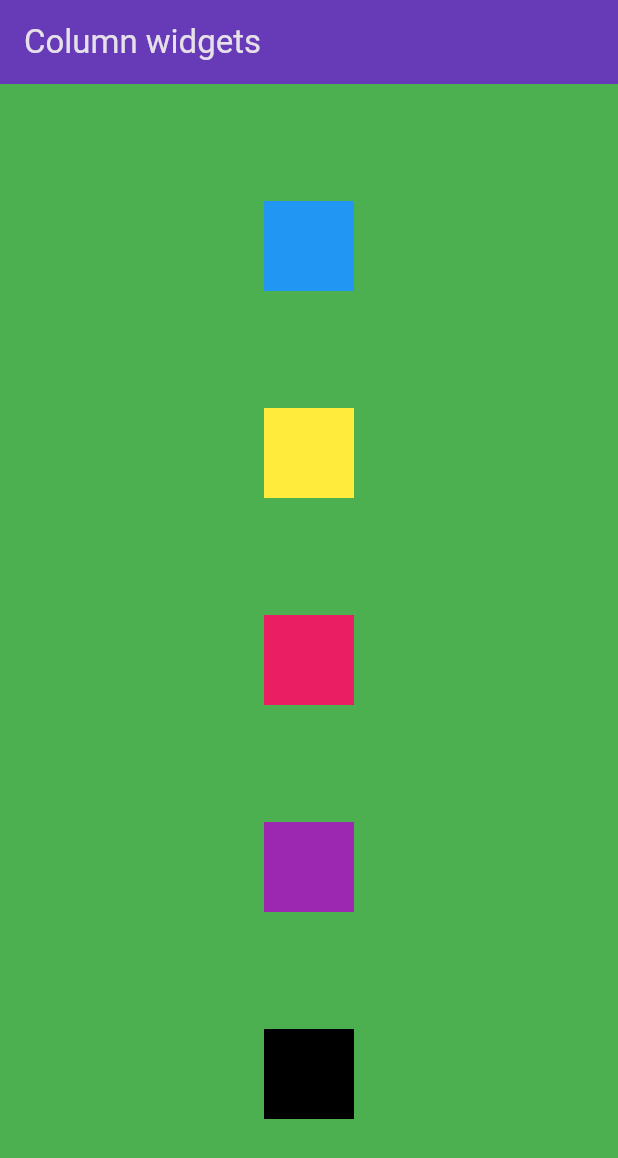
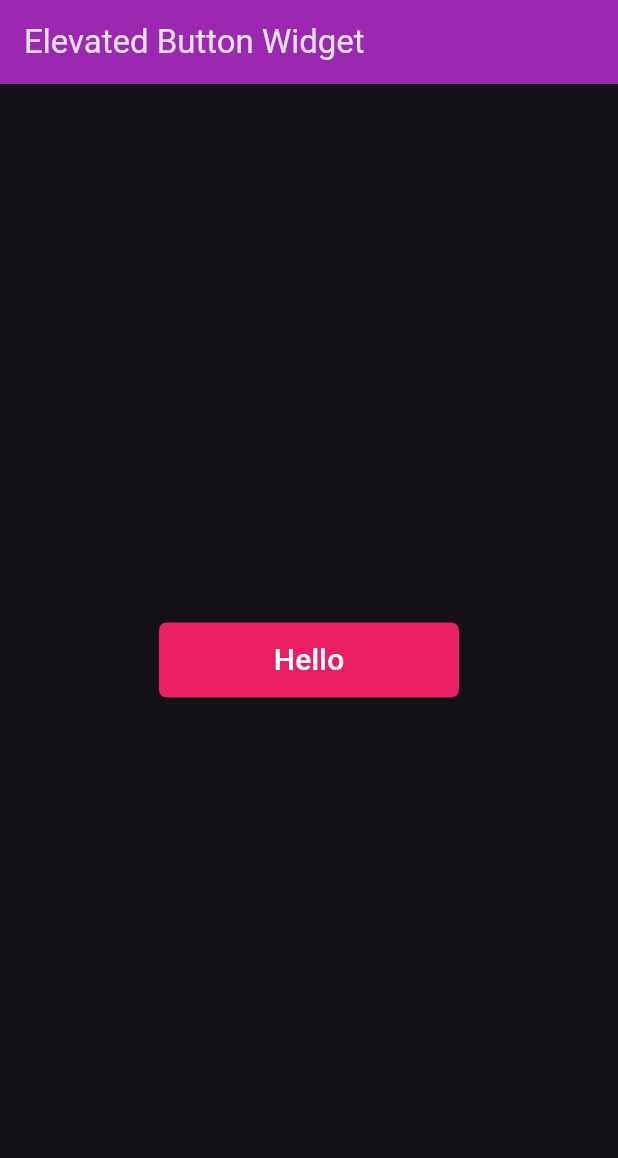
Before and after one commit to mahmud5658/flutter_resources, a Flutter app: the screen it shows after launch, on a phone screen of 412 x 824 dp. Shown: the top 1158 px of the screen. Run offline on Flutter 3.47's test engine with Material 3 defaults, Android fonts, the phone set to English and light mode, and no system bars.

Commit message:
flutter resources

```diff
--- a/lib/main.dart
+++ b/lib/main.dart
@@ -1,5 +1,7 @@
 import 'package:flutter/material.dart';
-import 'package:flutter_resources/widgets/column.dart';
+import 'package:flutter_resources/widgets/elevated_button.dart';
+// import 'package:flutter_resources/widgets/column.dart';
+// import 'package:flutter_resources/widgets/text_button.dart';
 // import 'package:flutter_resources/widgets/container.dart';
 // import 'package:flutter_resources/widgets/rows.dart';
 // import 'package:flutter_resources/widgets/wrap.dart';
@@ -17,11 +19,12 @@ class MyApp extends StatelessWidget {
     return MaterialApp(
       debugShowCheckedModeBanner: false,
       theme: ThemeData(
-        primaryColor: Colors.deepPurple,
-        appBarTheme: const AppBarTheme(backgroundColor: Colors.deepPurple),
+        // primarySwatch: Colors.amber,
+        primaryColor: Colors.pink,
+        appBarTheme: const AppBarTheme(backgroundColor: Colors.purple),
         brightness: Brightness.dark,
       ),
-      home: const Columns(),
+      home: const ElevatedButtonw(),
     );
   }
 }
--- /dev/null
+++ b/lib/widgets/elevated_button.dart
@@ -0,0 +1,43 @@
+import 'package:flutter/material.dart';
+import 'package:flutter/widgets.dart';
+
+class ElevatedButtonw extends StatelessWidget {
+  const ElevatedButtonw({super.key});
+
+  @override
+  Widget build(BuildContext context) {
+    return Scaffold(
+      appBar: AppBar(
+        title: const Text('Elevated Button Widget'),
+      ),
+      body: Column(
+        mainAxisAlignment: MainAxisAlignment.center,
+        children: [
+          Center(
+            child: SizedBox(
+              height: 50,
+              width: 200,
+              child: ElevatedButton(
+                  style: ButtonStyle(
+                    backgroundColor: MaterialStateProperty.all(Theme.of(context).primaryColor),
+                    shape: MaterialStateProperty.all(
+                      RoundedRectangleBorder(
+                        borderRadius: BorderRadius.circular(5),
+                      ),
+                    ),
+                  ),
+                  onPressed: () {
+                    print('Elevated Button Click');
+                  },
+                  child: const Text(
+                    'Hello',
+                    style: TextStyle(
+                        fontSize: 20, color: Colors.white),
+                  )),
+            ),
+          )
+        ],
+      ),
+    );
+  }
+}
```
Also changed, not shown: lib/widgets/text_button.dart (added, +41 -0 lines).
